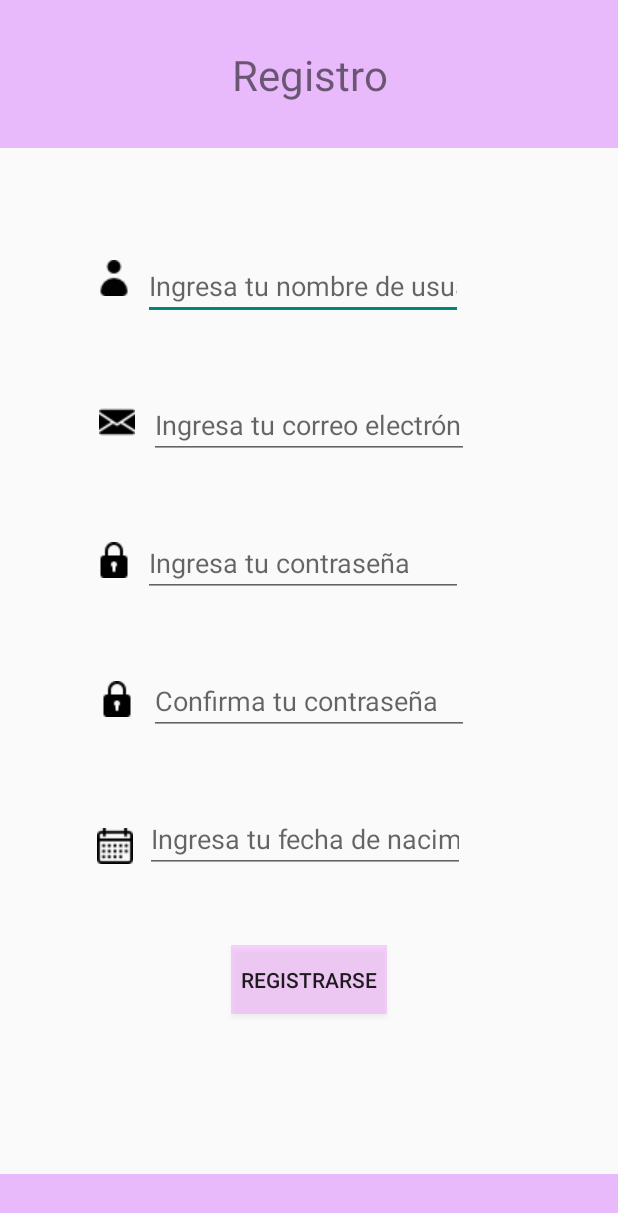
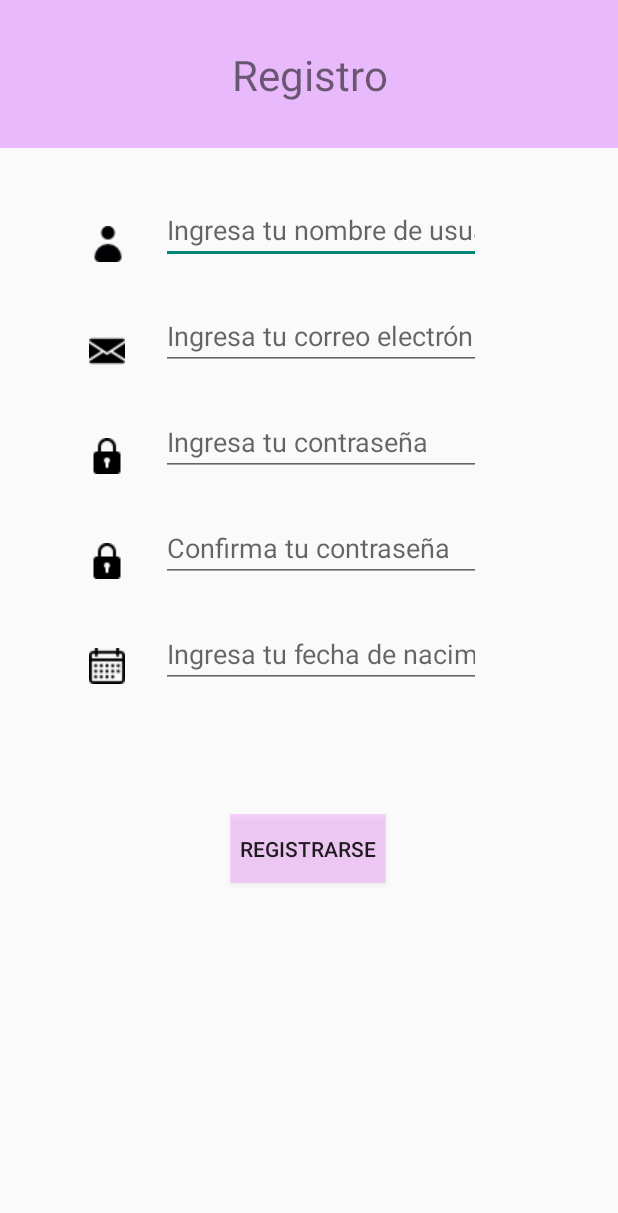
Before and after one commit to fedoTR/DismovProject, an Android app: the Register screen opened directly, with no data from a screen before it, on a phone screen of 412 x 824 dp. Shown: the top 1213 px of the screen. Run offline under Robolectric (Android 15) with nearby library versions, the phone set to English and light mode, and no system bars; our stand-ins replace Firebase (no records; nobody signed in at launch, a user with empty details on screens opened directly).

Commit message:
Register unfinished screen

```diff
--- a/app/build.gradle
+++ b/app/build.gradle
@@ -39,6 +39,7 @@ dependencies {
     implementation platform('com.google.firebase:firebase-bom:26.7.0')
     implementation 'com.google.firebase:firebase-analytics'
     implementation 'com.google.firebase:firebase-auth:20.0.3'
+    implementation 'com.google.firebase:firebase-firestore:22.1.1'
     testImplementation 'junit:junit:4.13.2'
     androidTestImplementation 'androidx.test.ext:junit:1.1.2'
     androidTestImplementation 'androidx.test.espresso:espresso-core:3.3.0'
--- a/app/src/main/java/com/example/dismovproject/MainActivity.java
+++ b/app/src/main/java/com/example/dismovproject/MainActivity.java
@@ -3,6 +3,7 @@ package com.example.dismovproject;
 import android.content.Intent;
 import android.os.Bundle;
 import android.view.View;
+import android.view.WindowManager;
 import android.widget.EditText;
 import android.widget.ImageButton;
 import android.widget.TextView;
@@ -19,6 +20,11 @@ public class MainActivity extends AppCompatActivity {
     protected void onCreate(Bundle savedInstanceState) {
         super.onCreate(savedInstanceState);
         setContentView(R.layout.activity_main);
+
+
+        getWindow().setFlags(WindowManager.LayoutParams.FLAG_FULLSCREEN,    //Fullscreen
+                WindowManager.LayoutParams.FLAG_FULLSCREEN);
+
         //Username and password fields
         UsernameField = findViewById(R.id.UserNameSpace);
         PasswordField = findViewById(R.id.PasswordSpace);
--- a/app/src/main/java/com/example/dismovproject/Register.java
+++ b/app/src/main/java/com/example/dismovproject/Register.java
@@ -2,14 +2,55 @@ package com.example.dismovproject;
 
 import androidx.appcompat.app.AppCompatActivity;
 
+import android.content.Context;
 import android.os.Bundle;
+import android.view.View;
+import android.view.WindowManager;
+import android.widget.Button;
+import android.widget.EditText;
+import android.widget.Toast;
+
+import com.google.firebase.firestore.FirebaseFirestore;
 
 public class Register extends AppCompatActivity {
+    EditText usernameRegisterField, emailRegisterField, passwordRegisterField, confirmPasswordRegisterField, editTextDate;
+    Button buttonRegister;
+    FirebaseFirestore fStore;
+
+    //Data variables that I will use
+
+
 
     @Override
     protected void onCreate(Bundle savedInstanceState) {
         super.onCreate(savedInstanceState);
         setContentView(R.layout.activity_register);
-        System.out.println("Si");
+
+
+        getWindow().setFlags(WindowManager.LayoutParams.FLAG_FULLSCREEN,    //Fullscreen
+                WindowManager.LayoutParams.FLAG_FULLSCREEN);
+
+        //Username, passwords and email fields
+        usernameRegisterField = findViewById(R.id.usernameRegister);
+        emailRegisterField = findViewById(R.id.emailRegister);
+        passwordRegisterField = findViewById(R.id.passwordRegister);
+        confirmPasswordRegisterField = findViewById(R.id.confirmPasswordRegister);
+        editTextDate = findViewById(R.id.editTextDate);
+
+        //Register button
+        buttonRegister = findViewById(R.id.buttonRegister);
+
+        //Click listener of register button
+        buttonRegister.setOnClickListener(new View.OnClickListener() {
+            @Override
+            public void onClick(View v) {
+                String userName = usernameRegisterField.getText().toString();
+                String mail = emailRegisterField.getText().toString().trim();
+                String psswd = passwordRegisterField.getText().toString().trim();
+                String conpsswd = confirmPasswordRegisterField.getText().toString().trim();
+                System.out.println(userName + " " + mail);
+            }
+        });
+
     }
 }
--- a/app/src/main/res/layout/activity_register.xml
+++ b/app/src/main/res/layout/activity_register.xml
@@ -34,130 +34,105 @@
             tools:targetApi="o" />
     </androidx.constraintlayout.widget.ConstraintLayout>
 
-    <androidx.constraintlayout.widget.ConstraintLayout
-        android:id="@+id/constraintLayout2"
-        android:layout_width="match_parent"
-        android:layout_height="0dp"
-        android:background="#C3E2A7FB"
-        app:layout_constraintBottom_toBottomOf="parent"
-        app:layout_constraintEnd_toEndOf="parent"
-        app:layout_constraintHeight_percent="0.05"
-        app:layout_constraintHorizontal_bias="0.0"
-        app:layout_constraintStart_toStartOf="parent"
-        app:layout_constraintTop_toTopOf="parent"
-        app:layout_constraintVertical_bias="1">
-
-    </androidx.constraintlayout.widget.ConstraintLayout>
-
     <EditText
         android:id="@+id/usernameRegister"
         android:layout_width="wrap_content"
         android:layout_height="wrap_content"
-        android:layout_marginStart="98dp"
-        android:layout_marginLeft="98dp"
-        android:layout_marginTop="60dp"
-        android:layout_marginEnd="103dp"
-        android:layout_marginRight="103dp"
-        android:layout_marginBottom="22dp"
+        android:layout_marginStart="13dp"
+        android:layout_marginLeft="13dp"
+        android:layout_marginTop="32dp"
+        android:layout_marginEnd="97dp"
+        android:layout_marginRight="97dp"
         android:ems="10"
         android:hint="@string/UsernameRegister"
         android:importantForAutofill="no"
         android:inputType="textPersonName"
         app:layout_constraintBottom_toTopOf="@+id/emailRegister"
         app:layout_constraintEnd_toEndOf="parent"
-        app:layout_constraintHorizontal_bias="1.0"
-        app:layout_constraintStart_toStartOf="parent"
+        app:layout_constraintStart_toEndOf="@+id/imageView2"
         app:layout_constraintTop_toBottomOf="@+id/constraintLayout" />
 
     <EditText
         android:id="@+id/emailRegister"
         android:layout_width="wrap_content"
         android:layout_height="wrap_content"
-        android:layout_marginStart="99dp"
-        android:layout_marginLeft="99dp"
-        android:layout_marginTop="15dp"
-        android:layout_marginEnd="103dp"
-        android:layout_marginRight="103dp"
-        android:layout_marginBottom="22dp"
+        android:layout_marginStart="14dp"
+        android:layout_marginLeft="14dp"
+        android:layout_marginTop="25dp"
+        android:layout_marginEnd="97dp"
+        android:layout_marginRight="97dp"
         android:ems="10"
         android:hint="@string/EmailRegister"
         android:importantForAutofill="no"
         android:inputType="textEmailAddress"
         app:layout_constraintBottom_toTopOf="@+id/passwordRegister"
         app:layout_constraintEnd_toEndOf="parent"
-        app:layout_constraintHorizontal_bias="0.0"
-        app:layout_constraintStart_toStartOf="parent"
+        app:layout_constraintHorizontal_bias="1.0"
+        app:layout_constraintStart_toEndOf="@+id/imageView3"
         app:layout_constraintTop_toBottomOf="@+id/usernameRegister" />
 
     <EditText
         android:id="@+id/passwordRegister"
         android:layout_width="wrap_content"
         android:layout_height="wrap_content"
-        android:layout_marginStart="98dp"
-        android:layout_marginLeft="98dp"
-        android:layout_marginTop="15dp"
-        android:layout_marginEnd="103dp"
-        android:layout_marginRight="103dp"
-        android:layout_marginBottom="22dp"
+        android:layout_marginStart="14dp"
+        android:layout_marginLeft="14dp"
+        android:layout_marginTop="25dp"
+        android:layout_marginEnd="97dp"
+        android:layout_marginRight="97dp"
         android:ems="10"
         android:hint="@string/PasswordRegister"
         android:importantForAutofill="no"
         android:inputType="textPassword"
         app:layout_constraintBottom_toTopOf="@+id/confirmPasswordRegister"
         app:layout_constraintEnd_toEndOf="parent"
-        app:layout_constraintHorizontal_bias="1.0"
-        app:layout_constraintStart_toStartOf="parent"
+        app:layout_constraintStart_toEndOf="@+id/imageView4"
         app:layout_constraintTop_toBottomOf="@+id/emailRegister" />
 
     <EditText
         android:id="@+id/confirmPasswordRegister"
         android:layout_width="wrap_content"
         android:layout_height="wrap_content"
-        android:layout_marginStart="99dp"
-        android:layout_marginLeft="99dp"
-        android:layout_marginTop="15dp"
-        android:layout_marginEnd="103dp"
-        android:layout_marginRight="103dp"
-        android:layout_marginBottom="22dp"
+        android:layout_marginStart="14dp"
+        android:layout_marginLeft="14dp"
+        android:layout_marginTop="25dp"
+        android:layout_marginEnd="97dp"
+        android:layout_marginRight="97dp"
         android:ems="10"
         android:hint="@string/PasswordConfirmRegister"
         android:importantForAutofill="no"
         android:inputType="textPassword"
         app:layout_constraintBottom_toTopOf="@+id/editTextDate"
         app:layout_constraintEnd_toEndOf="parent"
-        app:layout_constraintHorizontal_bias="0.0"
-        app:layout_constraintStart_toStartOf="parent"
+        app:layout_constraintStart_toEndOf="@+id/imageView5"
         app:layout_constraintTop_toBottomOf="@+id/passwordRegister" />
 
     <EditText
         android:id="@+id/editTextDate"
         android:layout_width="wrap_content"
         android:layout_height="wrap_content"
-        android:layout_marginStart="98dp"
-        android:layout_marginLeft="98dp"
-        android:layout_marginTop="15dp"
-        android:layout_marginEnd="103dp"
-        android:layout_marginRight="103dp"
-        android:layout_marginBottom="191dp"
+        android:layout_marginStart="14dp"
+        android:layout_marginLeft="14dp"
+        android:layout_marginTop="25dp"
+        android:layout_marginEnd="97dp"
+        android:layout_marginRight="97dp"
         android:ems="10"
         android:hint="@string/HintDate"
         android:importantForAutofill="no"
         android:inputType="date"
-        app:layout_constraintBottom_toTopOf="@+id/constraintLayout2"
         app:layout_constraintEnd_toEndOf="parent"
-        app:layout_constraintStart_toStartOf="parent"
+        app:layout_constraintStart_toEndOf="@+id/imageView6"
         app:layout_constraintTop_toBottomOf="@+id/confirmPasswordRegister" />
 
     <Button
         android:id="@+id/buttonRegister"
         android:layout_width="104dp"
         android:layout_height="46dp"
-        android:layout_marginTop="40dp"
-        android:layout_marginBottom="99dp"
+        android:layout_marginTop="84dp"
         android:background="#48EA6CFF"
         android:text="@string/RegisterButton"
-        app:layout_constraintBottom_toTopOf="@+id/constraintLayout2"
         app:layout_constraintEnd_toEndOf="parent"
+        app:layout_constraintHorizontal_bias="0.498"
         app:layout_constraintStart_toStartOf="parent"
         app:layout_constraintTop_toBottomOf="@+id/editTextDate" />
 
@@ -165,13 +140,11 @@
         android:id="@+id/imageView2"
         android:layout_width="wrap_content"
         android:layout_height="wrap_content"
-        android:layout_marginStart="66dp"
-        android:layout_marginLeft="66dp"
-        android:layout_marginTop="62dp"
-        android:layout_marginEnd="9dp"
-        android:layout_marginRight="9dp"
-        android:layout_marginBottom="59dp"
-        app:layout_constraintBottom_toTopOf="@+id/imageView3"
+        android:layout_marginStart="65dp"
+        android:layout_marginLeft="65dp"
+        android:layout_marginTop="52dp"
+        android:layout_marginEnd="10dp"
+        android:layout_marginRight="10dp"
         app:layout_constraintEnd_toStartOf="@+id/usernameRegister"
         app:layout_constraintStart_toStartOf="parent"
         app:layout_constraintTop_toBottomOf="@+id/constraintLayout"
@@ -181,14 +154,12 @@
         android:id="@+id/imageView3"
         android:layout_width="wrap_content"
         android:layout_height="wrap_content"
-        android:layout_marginStart="66dp"
-        android:layout_marginLeft="66dp"
-        android:layout_marginEnd="9dp"
-        android:layout_marginRight="9dp"
-        android:layout_marginBottom="55dp"
-        app:layout_constraintBottom_toTopOf="@+id/imageView4"
+        android:layout_marginStart="65dp"
+        android:layout_marginLeft="65dp"
+        android:layout_marginTop="47dp"
+        android:layout_marginEnd="10dp"
+        android:layout_marginRight="10dp"
         app:layout_constraintEnd_toStartOf="@+id/emailRegister"
-        app:layout_constraintHorizontal_bias="0.0"
         app:layout_constraintStart_toStartOf="parent"
         app:layout_constraintTop_toBottomOf="@+id/imageView2"
         app:srcCompat="@drawable/email" />
@@ -197,12 +168,11 @@
         android:id="@+id/imageView4"
         android:layout_width="wrap_content"
         android:layout_height="wrap_content"
-        android:layout_marginStart="66dp"
-        android:layout_marginLeft="66dp"
-        android:layout_marginEnd="9dp"
-        android:layout_marginRight="9dp"
-        android:layout_marginBottom="56dp"
-        app:layout_constraintBottom_toTopOf="@+id/imageView5"
+        android:layout_marginStart="65dp"
+        android:layout_marginLeft="65dp"
+        android:layout_marginTop="46dp"
+        android:layout_marginEnd="10dp"
+        android:layout_marginRight="10dp"
         app:layout_constraintEnd_toStartOf="@+id/passwordRegister"
         app:layout_constraintStart_toStartOf="parent"
         app:layout_constraintTop_toBottomOf="@+id/imageView3"
@@ -212,12 +182,11 @@
         android:id="@+id/imageView5"
         android:layout_width="wrap_content"
         android:layout_height="wrap_content"
-        android:layout_marginStart="66dp"
-        android:layout_marginLeft="66dp"
-        android:layout_marginEnd="9dp"
-        android:layout_marginRight="9dp"
-        android:layout_marginBottom="61dp"
-        app:layout_constraintBottom_toTopOf="@+id/imageView6"
+        android:layout_marginStart="65dp"
+        android:layout_marginLeft="65dp"
+        android:layout_marginTop="46dp"
+        android:layout_marginEnd="10dp"
+        android:layout_marginRight="10dp"
         app:layout_constraintEnd_toStartOf="@+id/confirmPasswordRegister"
         app:layout_constraintStart_toStartOf="parent"
         app:layout_constraintTop_toBottomOf="@+id/imageView4"
@@ -227,12 +196,11 @@
         android:id="@+id/imageView6"
         android:layout_width="wrap_content"
         android:layout_height="wrap_content"
-        android:layout_marginStart="66dp"
-        android:layout_marginLeft="66dp"
-        android:layout_marginEnd="9dp"
-        android:layout_marginRight="9dp"
-        android:layout_marginBottom="194dp"
-        app:layout_constraintBottom_toTopOf="@+id/constraintLayout2"
+        android:layout_marginStart="65dp"
+        android:layout_marginLeft="65dp"
+        android:layout_marginTop="46dp"
+        android:layout_marginEnd="10dp"
+        android:layout_marginRight="10dp"
         app:layout_constraintEnd_toStartOf="@+id/editTextDate"
         app:layout_constraintStart_toStartOf="parent"
         app:layout_constraintTop_toBottomOf="@+id/imageView5"
--- a/app/src/main/res/values/strings.xml
+++ b/app/src/main/res/values/strings.xml
@@ -16,4 +16,5 @@
     <string name="PasswordConfirmRegister">Confirma tu contraseña</string>
     <string name="RegisterButton">Registrarse</string>
     <string name="HintDate">Ingresa tu fecha de nacimiento</string>
+    <string name="ContentDescription">This is a  image</string>
 </resources>
```
